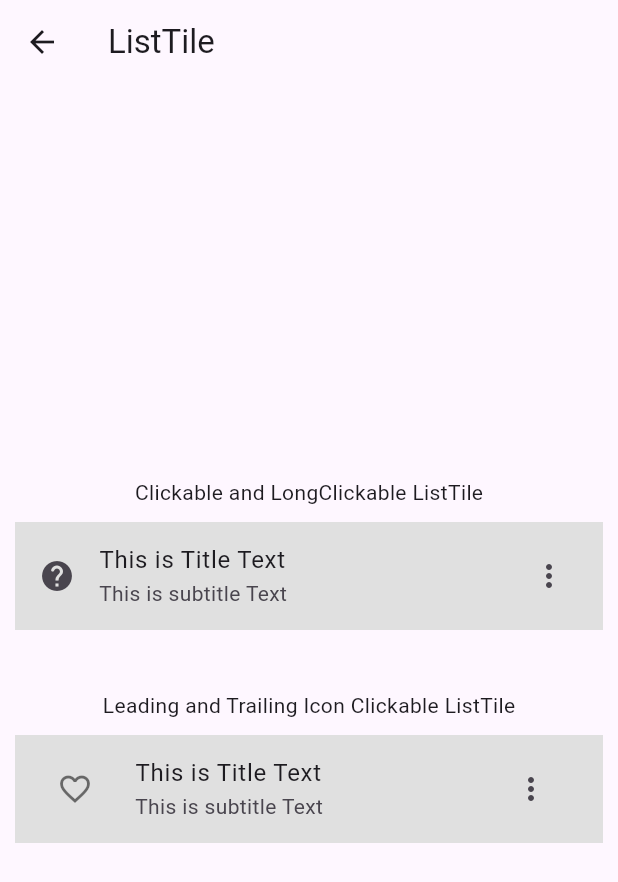
After one commit to tomoya-hiraiwa/flutter_samples, a Flutter app: the ListTilePage screen opened directly, on a phone screen of 412 x 824 dp. The commit adds this screen. Shown: the top 882 px of the screen. Run offline on Flutter 3.47's test engine with Material 3 defaults, Android fonts, the phone set to English and light mode, and no system bars.

Commit message:
add some widget

```diff
--- a/flutter_interface/lib/Models.dart
+++ b/flutter_interface/lib/Models.dart
@@ -5,15 +5,23 @@ import 'package:flutter_interface/introductions/extra_stateful_widget_page.dart'
 import 'package:flutter_interface/introductions/handling_gesture_page.dart';
 import 'package:flutter_interface/introductions/material_compornent_page.dart';
 import 'package:flutter_interface/introductions/stateful_widget_page.dart';
+import 'package:flutter_interface/material_widgets/alert_dialog_page.dart';
 import 'package:flutter_interface/material_widgets/badge_page.dart';
+import 'package:flutter_interface/material_widgets/bottom_sheet_page.dart';
+import 'package:flutter_interface/material_widgets/checkbox_list_tile_page.dart';
 import 'package:flutter_interface/material_widgets/circular_progress_indicator_page.dart';
 import 'package:flutter_interface/material_widgets/fab_with_bottom_navigation_page.dart';
 import 'package:flutter_interface/material_widgets/fab_with_scaffold_page.dart';
 import 'package:flutter_interface/material_widgets/icon_button_page.dart';
 import 'package:flutter_interface/material_widgets/linear_progress_indicator_page.dart';
+import 'package:flutter_interface/material_widgets/list_tile_page.dart';
 import 'package:flutter_interface/material_widgets/material_buttons_page.dart';
+import 'package:flutter_interface/material_widgets/material_card_page.dart';
 import 'package:flutter_interface/material_widgets/material_fab_page.dart';
+import 'package:flutter_interface/material_widgets/radiobutton_list_tile_page.dart';
 import 'package:flutter_interface/material_widgets/segmented_button_page.dart';
+import 'package:flutter_interface/material_widgets/snackbar_page.dart';
+import 'package:flutter_interface/material_widgets/switch_list_tile_page.dart';
 
 class PageItem{
   String title;
@@ -31,27 +39,46 @@ List<PageItem> introductions = [
   PageItem(title: "Extra StatefulWidget", description: "Create Stateful List", page:  const ExtraStatefulWidgetPage()),
 ];
 
-List<PageItem> materialWidgets = [
+List<PageItem> actionsWidgets = [
   PageItem(title: "Button", description: "Material3 Button", page: const MaterialButtonsPage()),
   PageItem(title: "FAB", description: "Material3 Floating Action Button", page: const MaterialFabPage()),
   PageItem(title: "FAB with Scaffold", description: "FAB in Scaffold bottom", page: const FabWithScaffoldPage()),
   PageItem(title: "FAB with BottomNavigation", description: "FAB in  BottomNavigation", page: const FabWithBottomNavigationPage()),
   PageItem(title: "Icon Button", description: "Material3 IconButton", page: const IconButtonPage()),
   PageItem(title: "Segmented Button", description: "Material Segmented Button", page: const SegmentedButtonPage()),
+];
+
+List<PageItem> communicationWidgets = [
   PageItem(title: "Badge", description: "Material Design badge", page: const BadgePage()),
   PageItem(title: "LinearProgressIndicator", description: "Material Design LinearProgressIndicator", page: const LinearProgressIndicatorPage()),
   PageItem(title: "CircularProgressIndicator", description: "Material Design CircularProgressIndicator", page: const CircularProgressIndicatorPage()),
+  PageItem(title: "SnackBar", description: "Show message and action Bar", page: const SnackBarPage()),
 ];
+
+List<PageItem> containmentWidgets = [
+  PageItem(title: "AlertDialog", description: "Popup Material Dialog", page: const AlertDialogPage()),
+  PageItem(title: "BottomSheet", description: "Popup Material BottomSheet", page: const BottomSheetPage()),
+  PageItem(title: "Card", description: "Material Card", page: const MaterialCardPage()),
+  PageItem(title: "ListTile", description: "Material ListTile", page: const ListTilePage()),
+  PageItem(title: "CheckBox ListTile", description: "ListTile with CheckBox", page: const CheckBoxListTilePage()),
+  PageItem(title: "RadioButton ListTile", description: "ListTile with RadioButton", page: const RadioButtonListTilePage()),
+  PageItem(title: "Switch ListTile", description: "ListTile with Switch", page: const SwitchListTilePage()),
+];
+
 
 List<PageItem> getPage(int index) {
   switch(index){
     case 0: return introductions;
-    case 1: return materialWidgets;
+    case 1: return actionsWidgets;
+    case 2: return communicationWidgets;
+    case 3: return containmentWidgets;
     default: return introductions;
   }
 }
 
 List<Tab> tabItems = const [
   Tab(text: "Introductions"),
-  Tab(text: "Material Widgets"),
+  Tab(text: "Actions Widgets"),
+  Tab(text: "Communication Widgets"),
+  Tab(text: "Containment Widgets"),
 ];
--- /dev/null
+++ b/flutter_interface/lib/material_widgets/list_tile_page.dart
@@ -0,0 +1,76 @@
+import 'package:flutter/material.dart';
+
+class ListTilePage extends StatefulWidget {
+  const ListTilePage({super.key});
+
+  @override
+  State<ListTilePage> createState() => _ListTilePageState();
+}
+
+class _ListTilePageState extends State<ListTilePage> {
+  bool _isIconClicked = false;
+
+  @override
+  Widget build(BuildContext context) {
+    return Scaffold(
+      appBar: AppBar(
+        title: const Text("ListTile"),
+      ),
+      body: Padding(
+        padding: const EdgeInsets.symmetric(horizontal: 10.0),
+        child: Center(
+          child: Column(
+            mainAxisAlignment: MainAxisAlignment.center,
+            children: [
+              const Text("Clickable and LongClickable ListTile"),
+              const SizedBox(height: 10),
+              ListTile(
+                tileColor: Colors.grey.shade300,
+                title: const Text("This is Title Text"),
+                subtitle: const Text("This is subtitle Text"),
+                leading: const Icon(Icons.help_rounded),
+                trailing: const Icon(Icons.more_vert_rounded),
+                minVerticalPadding: 4.0,
+                onTap: () {
+                  ScaffoldMessenger.of(context).showSnackBar(
+                      const SnackBar(content: Text("List Item taped!")));
+                },
+                onLongPress: () {
+                  ScaffoldMessenger.of(context).showSnackBar(
+                      const SnackBar(content: Text("List Item LongPressed!")));
+                },
+              ),
+              const SizedBox(height: 40),
+              const Text("Leading and Trailing Icon Clickable ListTile"),
+              const SizedBox(height: 10),
+              ListTile(
+                tileColor: Colors.grey.shade300,
+                title: const Text("This is Title Text"),
+                subtitle: const Text("This is subtitle Text"),
+                leading: IconButton(
+                  onPressed: () {
+                    ScaffoldMessenger.of(context).showSnackBar(
+                        const SnackBar(content: Text("Leading Icon taped!")));
+                    setState(() {
+                      _isIconClicked = !_isIconClicked;
+                    });
+                  },
+                  icon: Icon(
+                      _isIconClicked ? Icons.favorite : Icons.favorite_border,
+                      color: _isIconClicked ? Colors.red : Colors.black54),
+                ),
+                trailing: IconButton(
+                    onPressed: () {
+                      ScaffoldMessenger.of(context).showSnackBar(const SnackBar(
+                          content: Text("Trailing Icon taped!")));
+                    },
+                    icon: const Icon(Icons.more_vert_rounded)),
+                minVerticalPadding: 4.0,
+              ),
+            ],
+          ),
+        ),
+      ),
+    );
+  }
+}
```
Also changed, not shown: flutter_interface/lib/main.dart (+15 -6 lines), flutter_interface/lib/material_widgets/alert_dialog_page.dart (added, +40 -0 lines), flutter_interface/lib/material_widgets/bottom_sheet_page.dart (added, +59 -0 lines), flutter_interface/lib/material_widgets/checkbox_list_tile_page.dart (added, +54 -0 lines), flutter_interface/lib/material_widgets/material_card_page.dart (added, +70 -0 lines), flutter_interface/lib/material_widgets/radiobutton_list_tile_page.dart (added, +49 -0 lines), flutter_interface/lib/material_widgets/snackbar_page.dart (added, +51 -0 lines), flutter_interface/lib/material_widgets/switch_list_tile_page.dart (added, +54 -0 lines).
